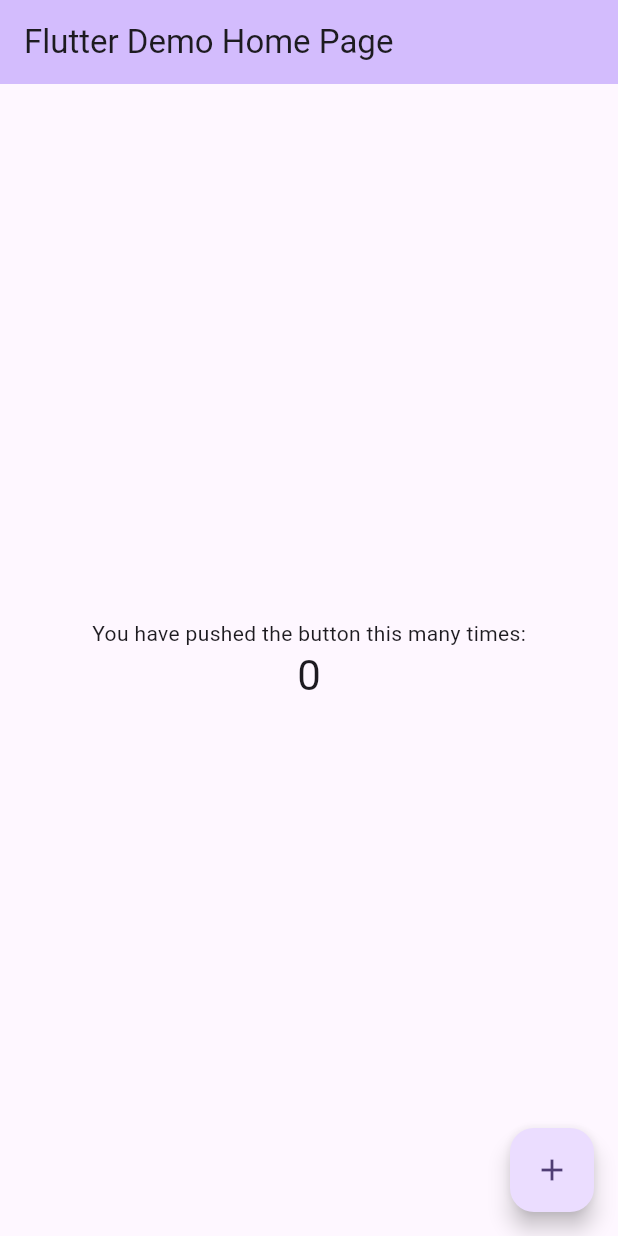
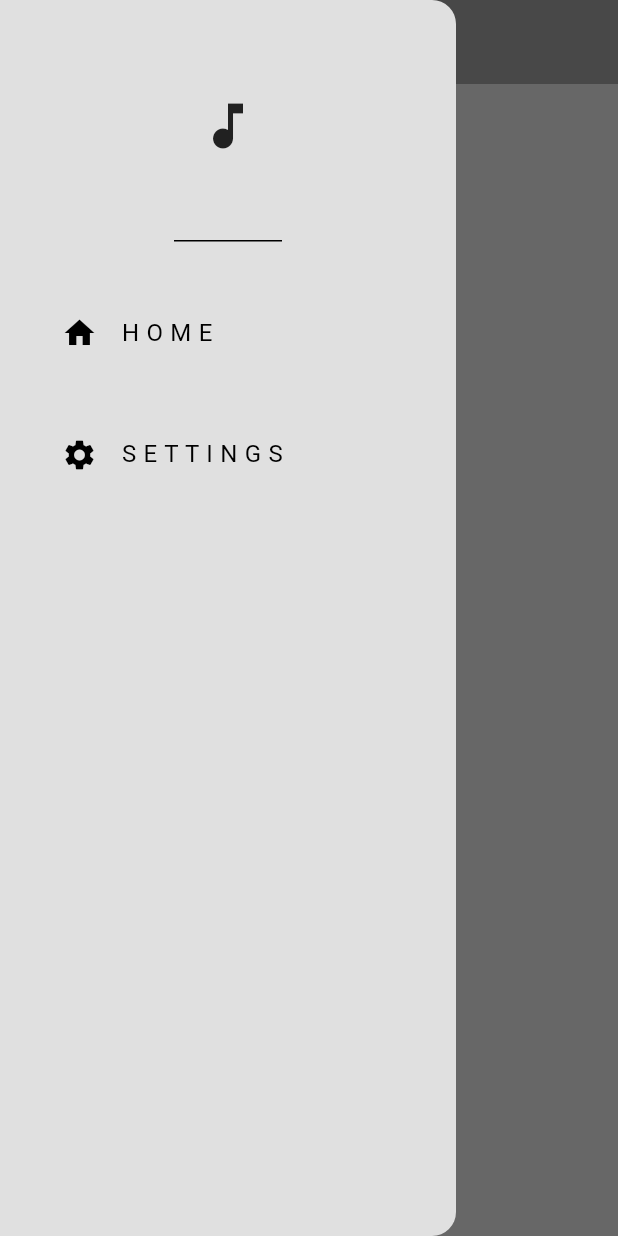
Before and after one commit to usman619/music_player, a Flutter app: the screen it shows after launch, with the side drawer open (before the commit the screen has no drawer), on a phone screen of 412 x 824 dp. Run offline on Flutter 3.47's test engine with Material 3 defaults, Android fonts, the phone set to English and light mode, and no system bars.

Commit message:
Done with the app theme(Light Mode<-->Dark Mode)

```diff
--- /dev/null
+++ b/lib/components/app_drawer.dart
@@ -0,0 +1,45 @@
+import 'package:flutter/material.dart';
+
+class AppDrawer extends StatelessWidget {
+  const AppDrawer({super.key});
+
+  @override
+  Widget build(BuildContext context) {
+    return Drawer(
+      backgroundColor: Theme.of(context).colorScheme.surface,
+      child: Column(
+        children: [
+          DrawerHeader(
+            child: Icon(
+              Icons.music_note,
+              size: 40,
+              color: Theme.of(context).colorScheme.inversePrimary,
+            ),
+          ),
+          Padding(
+            padding: const EdgeInsets.only(left: 25, top: 25),
+            child: ListTile(
+              title: const Text('H O M E'),
+              leading: const Icon(Icons.home),
+              onTap: () {
+                Navigator.pop(context);
+                Navigator.pushNamed(context, '/home');
+              },
+            ),
+          ),
+          Padding(
+            padding: const EdgeInsets.only(left: 25, top: 25),
+            child: ListTile(
+              title: const Text('S E T T I N G S'),
+              leading: const Icon(Icons.settings),
+              onTap: () {
+                Navigator.pop(context);
+                Navigator.pushNamed(context, '/settings');
+              },
+            ),
+          ),
+        ],
+      ),
+    );
+  }
+}
--- a/lib/main.dart
+++ b/lib/main.dart
@@ -1,7 +1,14 @@
 import 'package:flutter/material.dart';
+import 'package:music_player/pages/home_page.dart';
+import 'package:music_player/pages/settings_page.dart';
+import 'package:music_player/themes/theme_provider.dart';
+import 'package:provider/provider.dart';
 
 void main() {
-  runApp(const MyApp());
+  runApp(ChangeNotifierProvider(
+    create: (context) => ThemeProvider(),
+    child: const MyApp(),
+  ));
 }
 
 class MyApp extends StatelessWidget {
@@ -10,59 +17,13 @@ class MyApp extends StatelessWidget {
   @override
   Widget build(BuildContext context) {
     return MaterialApp(
-      title: 'Flutter Demo',
-      theme: ThemeData(
-        colorScheme: ColorScheme.fromSeed(seedColor: Colors.deepPurple),
-        useMaterial3: true,
-      ),
-      home: const MyHomePage(title: 'Flutter Demo Home Page'),
+      debugShowCheckedModeBanner: false,
+      routes: {
+        '/home': (context) => const HomePage(),
+        '/settings': (context) => const SettingsPage(),
+      },
+      theme: Provider.of<ThemeProvider>(context).themeData,
+      home: const HomePage(),
     );
   }
 }
-
-class MyHomePage extends StatefulWidget {
-  const MyHomePage({super.key, required this.title});
-  final String title;
-
-  @override
-  State<MyHomePage> createState() => _MyHomePageState();
-}
-
-class _MyHomePageState extends State<MyHomePage> {
-  int _counter = 0;
-
-  void _incrementCounter() {
-    setState(() {
-      _counter++;
-    });
-  }
-
-  @override
-  Widget build(BuildContext context) {
-    return Scaffold(
-      appBar: AppBar(
-        backgroundColor: Theme.of(context).colorScheme.inversePrimary,
-        title: Text(widget.title),
-      ),
-      body: Center(
-        child: Column(
-          mainAxisAlignment: MainAxisAlignment.center,
-          children: <Widget>[
-            const Text(
-              'You have pushed the button this many times:',
-            ),
-            Text(
-              '$_counter',
-              style: Theme.of(context).textTheme.headlineMedium,
-            ),
-          ],
-        ),
-      ),
-      floatingActionButton: FloatingActionButton(
-        onPressed: _incrementCounter,
-        tooltip: 'Increment',
-        child: const Icon(Icons.add),
-      ),
-    );
-  }
-}
--- /dev/null
+++ b/lib/pages/home_page.dart
@@ -0,0 +1,18 @@
+import 'package:flutter/material.dart';
+import 'package:music_player/components/app_drawer.dart';
+
+class HomePage extends StatelessWidget {
+  const HomePage({super.key});
+
+  @override
+  Widget build(BuildContext context) {
+    return Scaffold(
+      backgroundColor: Theme.of(context).colorScheme.surface,
+      appBar: AppBar(
+          title: const Text('P L A Y L I S T'),
+          centerTitle: true,
+          backgroundColor: Theme.of(context).colorScheme.primary),
+      drawer: const AppDrawer(),
+    );
+  }
+}
--- /dev/null
+++ b/lib/themes/dark_mode.dart
@@ -0,0 +1,10 @@
+import 'package:flutter/material.dart';
+
+ThemeData darkMode = ThemeData(
+  colorScheme: ColorScheme.dark(
+    surface: Colors.grey.shade900,
+    primary: Colors.grey.shade600,
+    secondary: const Color.fromARGB(255, 51, 51, 51),
+    inversePrimary: Colors.grey.shade300,
+  ),
+);
--- /dev/null
+++ b/lib/themes/light_mode.dart
@@ -0,0 +1,10 @@
+import 'package:flutter/material.dart';
+
+ThemeData lightMode = ThemeData(
+  colorScheme: ColorScheme.light(
+    surface: Colors.grey.shade300,
+    primary: Colors.grey.shade500,
+    secondary: Colors.grey.shade200,
+    inversePrimary: Colors.grey.shade900,
+  ),
+);
--- /dev/null
+++ b/lib/themes/theme_provider.dart
@@ -0,0 +1,25 @@
+import 'package:flutter/material.dart';
+import 'package:music_player/themes/dark_mode.dart';
+import 'package:music_player/themes/light_mode.dart';
+
+class ThemeProvider extends ChangeNotifier {
+  // initial theme --> light mode
+  ThemeData _themeData = lightMode;
+
+  ThemeData get themeData => _themeData;
+
+  bool get isDarkMode => _themeData == darkMode;
+
+  set themeData(ThemeData themeData) {
+    _themeData = themeData;
+    notifyListeners();
+  }
+
+  void toggleTheme() {
+    if (!isDarkMode) {
+      themeData = darkMode;
+    } else {
+      themeData = lightMode;
+    }
+  }
+}
```
Also changed, not shown: lib/pages/settings_page.dart (added, +45 -0 lines), lib/models/song.dart (added), lib/theme/light_mode.dart (deleted), lib/theme/theme_provider.dart (deleted).
